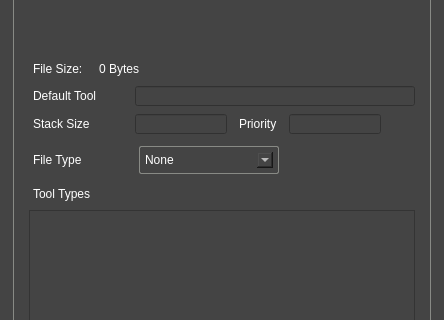
Qt form ApolloExplorerPC/dialogfileinfo.ui (ronybeck/ApolloExplorer) before a commit; both pictures show x 0 to 444 and y 103 to 423 of the 444 by 504 pixel window.
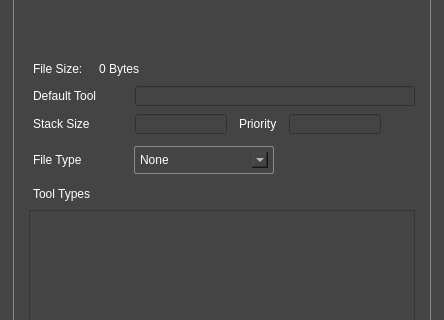
The same form after that commit. Icons and pictures are not drawn.

```diff
--- a/ApolloExplorerPC/dialogfileinfo.ui
+++ b/ApolloExplorerPC/dialogfileinfo.ui
@@ -245,7 +245,7 @@
          <widget class="QLabel" name="label_5">
           <property name="minimumSize">
            <size>
-            <width>100</width>
+            <width>95</width>
             <height>0</height>
            </size>
           </property>
```
Left out of the diff: 5 changed lines with no effect on the pictures.
